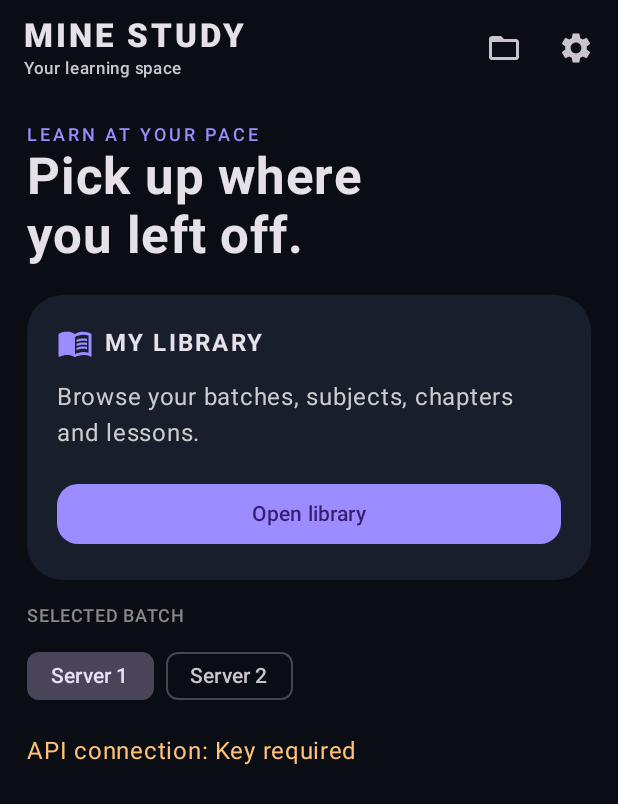
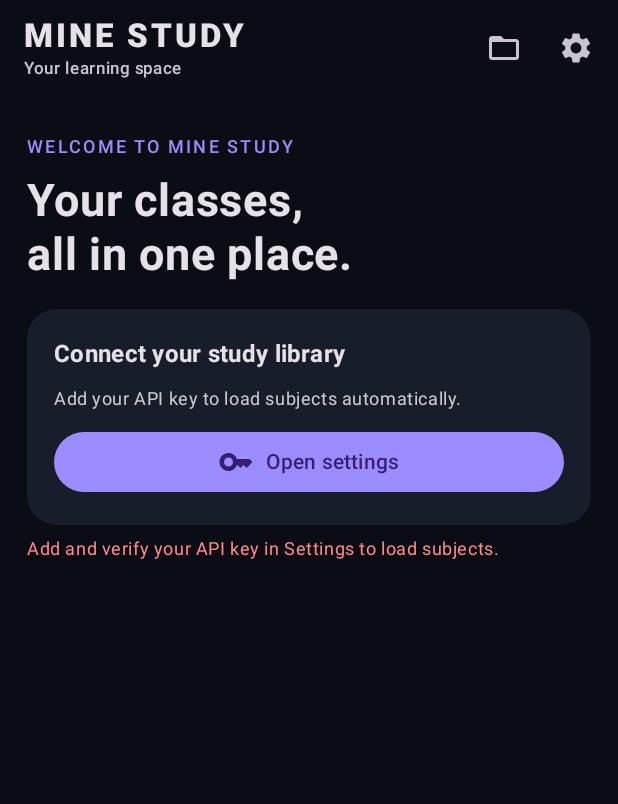
Before and after one commit to dark-shadowblade/Mine-Study-Android, an Android app built with Jetpack Compose: the screen it shows after launch (MainActivity), on a phone screen of 412 x 824 dp. Shown: the top 804 px of the screen. Run offline under Robolectric (Android 15) with nearby library versions, the phone set to English and light mode, and no system bars; libraries missing offline, so code that uses them is left out: com.google.android.exoplayer2; pictures from the network do not load.

Commit message:
Move batch selection to settings and auto-load subjects on home

```diff
--- a/app/src/main/java/com/minstudy/app/MainActivity.kt
+++ b/app/src/main/java/com/minstudy/app/MainActivity.kt
@@ -248,6 +248,16 @@ private fun MineStudyApp() {
             finally { busy = false }
         }
     }
+    LaunchedEffect(apiKey, batch) {
+        if (apiKey.isNotBlank()) {
+            api.batchId = batch
+            loadSubjects()
+        } else {
+            screen = "home"
+            error = "Add and verify your API key in Settings to load subjects."
+        }
+    }
+
     fun loadChapters(subject: StudyItem) {
         selectedSubject = subject; busy = true; error = ""
         scope.launch {
@@ -380,34 +390,26 @@ private fun MineStudyApp() {
             Column(Modifier.fillMaxSize().padding(padding).padding(horizontal = if (screen == "player") 0.dp else 18.dp)) {
                 when (screen) {
                     "home" -> {
+                        Spacer(Modifier.height(26.dp))
+                        Text("WELCOME TO MINE STUDY", color = Color(0xFF9B8CFF), style = MaterialTheme.typography.labelMedium, letterSpacing = 1.5.sp)
+                        Spacer(Modifier.height(10.dp))
+                        Text("Your classes,\nall in one place.", fontSize = 30.sp, lineHeight = 36.sp, fontWeight = FontWeight.Bold)
                         Spacer(Modifier.height(18.dp))
-                        Text("LEARN AT YOUR PACE", color = Color(0xFF9B8CFF), style = MaterialTheme.typography.labelMedium, letterSpacing = 2.sp)
-                        Text("Pick up where\nyou left off.", fontSize = 34.sp, lineHeight = 39.sp, fontWeight = FontWeight.Bold)
-                        Spacer(Modifier.height(20.dp))
-                        Card(shape = RoundedCornerShape(24.dp), colors = CardDefaults.cardColors(containerColor = Color(0xFF191E2D))) {
-                            Column(Modifier.fillMaxWidth().padding(20.dp)) {
-                                Row(verticalAlignment = Alignment.CenterVertically) {
-                                    Icon(Icons.Default.MenuBook, null, tint = Color(0xFF9B8CFF))
+                        Card(
+                            modifier = Modifier.fillMaxWidth(),
+                            shape = RoundedCornerShape(20.dp),
+                            colors = CardDefaults.cardColors(containerColor = Color(0xFF171D2A))
+                        ) {
+                            Column(Modifier.padding(18.dp), verticalArrangement = Arrangement.spacedBy(10.dp)) {
+                                Text("Connect your study library", fontWeight = FontWeight.Bold, style = MaterialTheme.typography.titleMedium)
+                                Text("Add your API key to load subjects automatically.", color = Color.LightGray, style = MaterialTheme.typography.bodySmall)
+                                Button(onClick = { showSettings = true }, modifier = Modifier.fillMaxWidth()) {
+                                    Icon(Icons.Default.Key, null)
                                     Spacer(Modifier.width(8.dp))
-                                    Text("MY LIBRARY", fontWeight = FontWeight.Bold, letterSpacing = 1.5.sp)
-                                }
-                                Spacer(Modifier.height(12.dp))
-                                Text("Browse your batches, subjects, chapters and lessons.", color = Color.LightGray)
-                                Spacer(Modifier.height(18.dp))
-                                Button(onClick = { loadSubjects() }, modifier = Modifier.fillMaxWidth(), shape = RoundedCornerShape(14.dp)) {
-                                    Text("Open library")
+                                    Text("Open settings")
                                 }
                             }
                         }
-                        Spacer(Modifier.height(16.dp))
-                        Text("SELECTED BATCH", color = Color.Gray, style = MaterialTheme.typography.labelMedium)
-                        Spacer(Modifier.height(8.dp))
-                        Row(horizontalArrangement = Arrangement.spacedBy(8.dp)) {
-                            FilterChip(selected = batch == BATCH_ONE, onClick = { batch = BATCH_ONE; api.batchId = batch }, label = { Text("Server 1") })
-                            FilterChip(selected = batch == BATCH_TWO, onClick = { batch = BATCH_TWO; api.batchId = batch }, label = { Text("Server 2") })
-                        }
-                        Spacer(Modifier.height(14.dp))
-                        Text("API connection: " + if (apiKey.isBlank()) "Key required" else "Key saved", color = if (apiKey.isBlank()) Color(0xFFFFC078) else Color(0xFF71D6C5))
                     }
                     "subjects" -> ItemList("Subjects", subjects, busy, error, onSelect = { loadChapters(it) }, onRetry = { loadSubjects() })
                     "chapters" -> {
@@ -475,11 +477,8 @@ private fun MineStudyApp() {
                             startDownload(currentTitle, category, true) { currentVideo }
                         }
                     )
-                    "downloads" -> DownloadGallery(downloadRecords, onOpen = { record -> try { context.startActivity(Intent(Intent.ACTION_VIEW).setDataAndType(Uri.parse(record.uri), record.mime).addFlags(Intent.FLAG_GRANT_READ_URI_PERMISSION)) } catch (_: Exception) { Toast.makeText(context, "No app can open this file", Toast.LENGTH_SHORT).show() } }, onRefresh = { downloadRecords = DownloadRepository.list(context) })
-                }
-                if (busy) LinearProgressIndicator(Modifier.fillMaxWidth().padding(top = 8.dp))
-                if (screen != "player" && downloadStatus.isNotBlank()) {
-                    DownloadStatusPanel(
+                    "downloads" -> DownloadGallery(
+                        records = downloadRecords,
                         status = downloadStatus,
                         active = downloadActive,
                         paused = downloadPaused,
@@ -490,9 +489,20 @@ private fun MineStudyApp() {
                             downloadPaused = next
                             downloadControl?.paused = next
                         },
-                        onCancel = { downloadControl?.cancelled = true }
+                        onCancel = { downloadControl?.cancelled = true },
+                        onOpen = { record ->
+                            try {
+                                context.startActivity(Intent(Intent.ACTION_VIEW)
+                                    .setDataAndType(Uri.parse(record.uri), record.mime)
+                                    .addFlags(Intent.FLAG_GRANT_READ_URI_PERMISSION))
+                            } catch (_: Exception) {
+                                Toast.makeText(context, "No app can open this file", Toast.LENGTH_SHORT).show()
+                            }
+                        },
+                        onRefresh = { downloadRecords = DownloadRepository.list(context) }
                     )
                 }
+                if (busy) LinearProgressIndicator(Modifier.fillMaxWidth().padding(top = 8.dp))
                 if (error.isNotBlank()) {
                     Spacer(Modifier.height(8.dp))
                     Text(error, color = Color(0xFFFF8A8A), style = MaterialTheme.typography.bodySmall)
@@ -507,6 +517,11 @@ private fun MineStudyApp() {
             title = { Text("App settings") },
             text = {
                 Column(verticalArrangement = Arrangement.spacedBy(10.dp)) {
+                    Text("Batch server", fontWeight = FontWeight.SemiBold)
+                    Row(horizontalArrangement = Arrangement.spacedBy(8.dp)) {
+                        FilterChip(selected = batch == BATCH_ONE, onClick = { batch = BATCH_ONE }, label = { Text("Server 1") })
+                        FilterChip(selected = batch == BATCH_TWO, onClick = { batch = BATCH_TWO }, label = { Text("Server 2") })
+                    }
                     Text("API key", fontWeight = FontWeight.SemiBold)
                     OutlinedTextField(value = apiKey, onValueChange = { apiKey = it }, modifier = Modifier.fillMaxWidth(), singleLine = true, placeholder = { Text("Paste your API key") })
                     Text("The key is stored locally on this device. It is not included in the app source.", style = MaterialTheme.typography.bodySmall, color = Color.Gray)
```
